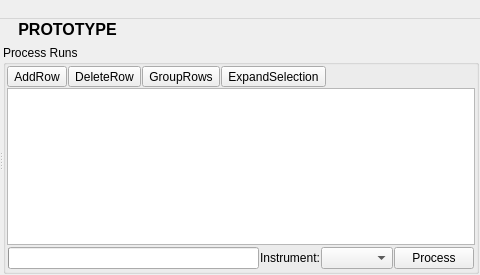
First picture: the form in Code/Mantid/MantidQt/CustomInterfaces/inc/MantidQtCustomInterfaces/ReflMainWidget.ui, repository mantidproject/mantid, before the edit; both pictures show x 345 to 825 and y 0 to 275 of the 825 by 275 pixel window.
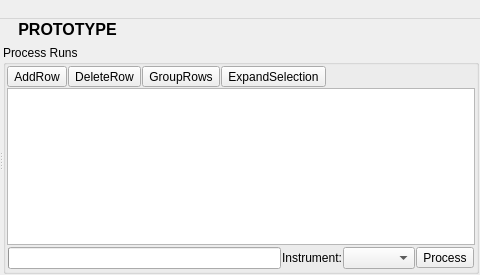
Second picture: the form after the edit. Icons and pictures are not drawn.

Commit message: Refs #10373 Add process to context menu

```diff
--- a/Code/Mantid/MantidQt/CustomInterfaces/inc/MantidQtCustomInterfaces/ReflMainWidget.ui
+++ b/Code/Mantid/MantidQt/CustomInterfaces/inc/MantidQtCustomInterfaces/ReflMainWidget.ui
@@ -345,25 +345,16 @@
              </widget>
             </item>
             <item>
-             <widget class="QPushButton" name="buttonProcess">
-              <property name="sizePolicy">
-               <sizepolicy hsizetype="Preferred" vsizetype="Fixed">
-                <horstretch>0</horstretch>
-                <verstretch>0</verstretch>
-               </sizepolicy>
-              </property>
-              <property name="minimumSize">
-               <size>
-                <width>0</width>
-                <height>0</height>
-               </size>
-              </property>
-              <property name="toolTip">
-               <string>Process the selected rows</string>
-              </property>
+             <widget class="QToolButton" name="buttonProcess">
               <property name="text">
                <string>Process</string>
               </property>
+              <property name="toolButtonStyle">
+               <enum>Qt::ToolButtonTextBesideIcon</enum>
+              </property>
+              <property name="arrowType">
+               <enum>Qt::NoArrow</enum>
+              </property>
              </widget>
             </item>
            </layout>
```
Left out of the diff: 12 changed lines with no effect on the pictures. The commit also changes 1 other file.
